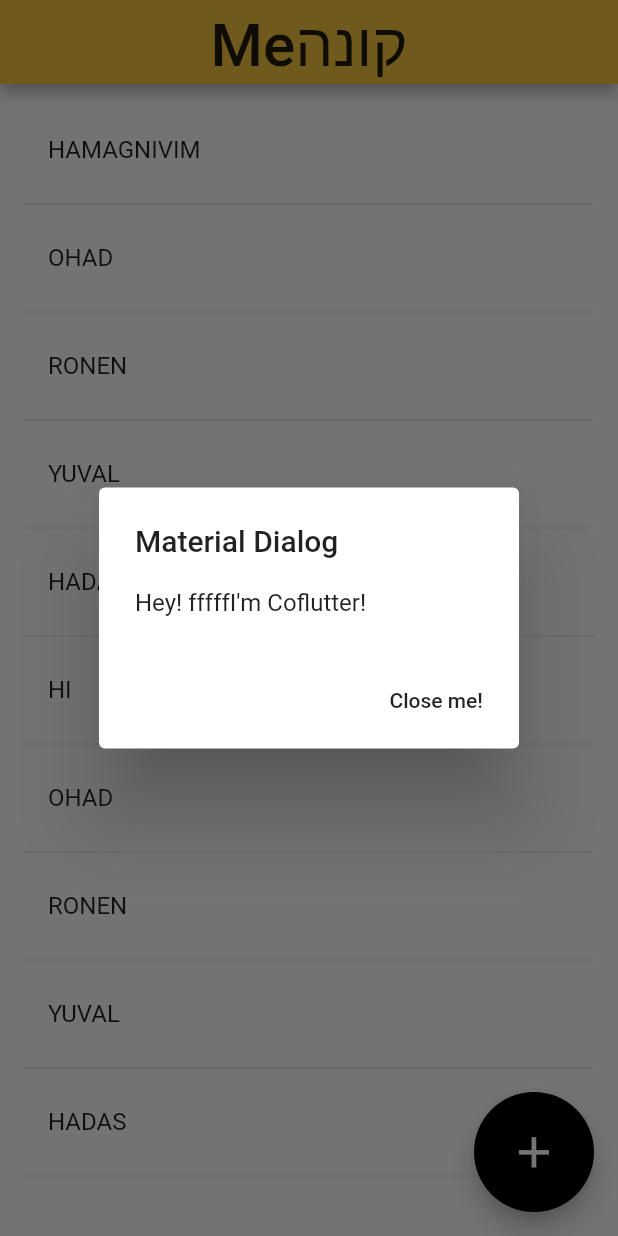
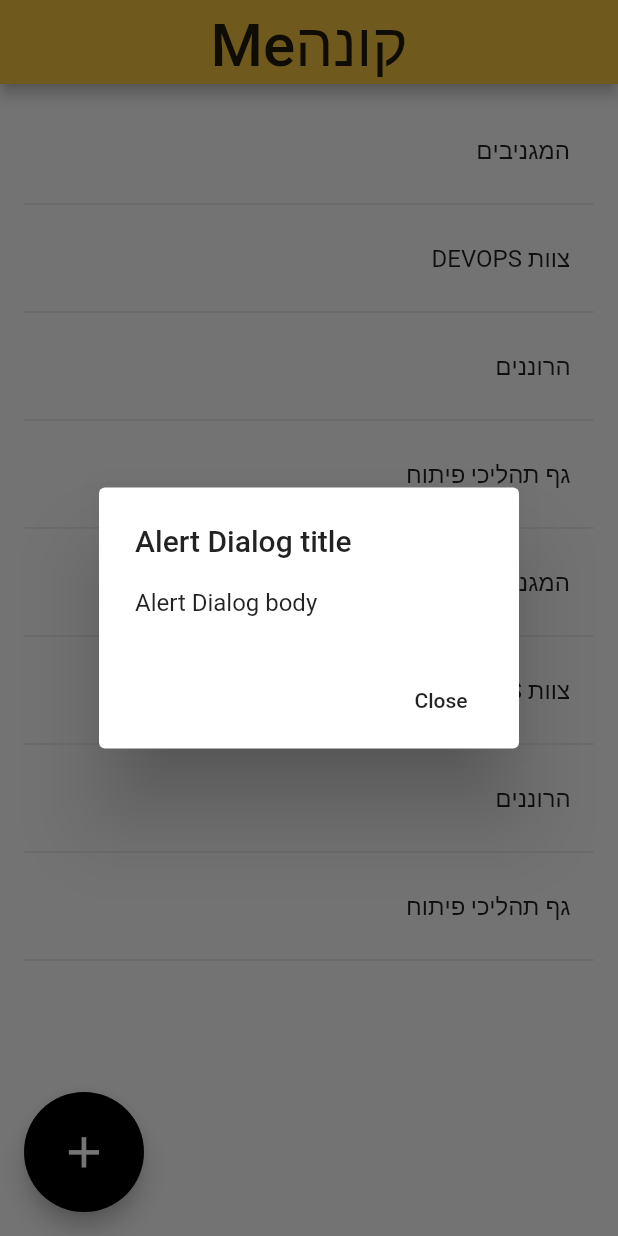
Before and after one commit to nadavSalman/sprint_innovation_ofek423_front_end, a Flutter app: the screen it shows after launch, after a tap on the "add" icon, on a phone screen of 412 x 824 dp. Run offline on Flutter 3.47's test engine with Material 2 defaults, Android fonts, the phone set to English and light mode, and no system bars.

Commit message:
Lists pages and fix model of floating button

```diff
--- a/lib/Components/open_page.dart
+++ b/lib/Components/open_page.dart
@@ -1,28 +1,21 @@
 import 'package:flutter/material.dart';
 import 'Lists_page.dart';
 
-class OpenPage extends StatefulWidget {
-  @override
-  _OpenPageState createState() => _OpenPageState();
-}
-
-class _OpenPageState extends State<OpenPage> {
+class OpenPageState extends StatelessWidget {
   @override
   // todo: replace the groups list with data from DB
   final List<String> groups = [
-    "hamagnivim",
-    "ohad",
-    "ronen",
-    "yuval",
-    "hadas",
-    "hi",
-    "ohad",
-    "ronen",
-    "yuval",
-    "hadas"
+    "המגניבים",
+    "צוות DevOps",
+    "הרוננים",
+    "גף תהליכי פיתוח",
+    "המגניבים",
+    "צוות DevOps",
+    "הרוננים",
+    "גף תהליכי פיתוח",
   ];
-
   var userName = '';
+  var _scaffoldKey = new GlobalKey<ScaffoldState>();
 
   Widget _buildRow(BuildContext context, int index) {
     //logic code
@@ -31,13 +24,15 @@ class _OpenPageState extends State<OpenPage> {
         title: Text(
           groups[index ~/ 2]
               .toUpperCase(), //take the string from groups in index of index/2 in integer
+          textDirection: TextDirection.rtl,
         ),
         onTap: () {
           // need to get from the server all the lists for the right username and right group and send to lists page
           Navigator.push(
             context,
             MaterialPageRoute(
-                builder: (context) => ListsPage(groups, this.userName)),
+                builder: (context) =>
+                    ListsPage(groups, this.userName, groups[index ~/ 2])),
           );
         },
       );
@@ -54,26 +49,33 @@ class _OpenPageState extends State<OpenPage> {
     );
   }
 
-  _showCreateGroupModel() {
+  void _showDialog() {
+    // flutter defined function
     showDialog(
-        context: context,
-        builder: (_) => new AlertDialog(
-              title: new Text("Material Dialog"),
-              content: new Text("Hey! fffffI'm Coflutter!"),
-              actions: <Widget>[
-                FlatButton(
-                  child: Text('Close me!'),
-                  onPressed: () {
-                    Navigator.of(context).pop();
-                  },
-                )
-              ],
-            ));
+      context: _scaffoldKey.currentContext,
+      builder: (BuildContext context) {
+        // return object of type Dialog
+        return AlertDialog(
+          title: new Text("Alert Dialog title"),
+          content: new Text("Alert Dialog body"),
+          actions: <Widget>[
+            // usually buttons at the bottom of the dialog
+            new FlatButton(
+              child: new Text("Close"),
+              onPressed: () {
+                Navigator.of(context).pop();
+              },
+            ),
+          ],
+        );
+      },
+    );
   }
 
   @override
   Widget build(BuildContext context) {
     return Scaffold(
+      key: _scaffoldKey,
       appBar: AppBar(
         title: Text(
           'Meקונה',
@@ -84,12 +86,15 @@ class _OpenPageState extends State<OpenPage> {
         centerTitle: true,
       ),
       body: _buildOptions(),
+      floatingActionButtonLocation: FloatingActionButtonLocation.startFloat,
       floatingActionButton: Container(
         height: 80.0,
         width: 80.0,
         child: FittedBox(
           child: FloatingActionButton(
-            onPressed: _showCreateGroupModel,
+            onPressed: () {
+              _showDialog();
+            },
             child: Icon(Icons.add),
             backgroundColor: Colors.black,
             tooltip: 'New group',
--- a/lib/main.dart
+++ b/lib/main.dart
@@ -11,7 +11,7 @@ class MyApp extends StatelessWidget {
       theme: ThemeData(
         primaryColor: Color(0XffF3C33F), //yellow color for appBar
       ),
-      home: OpenPage(),
+      home: OpenPageState(),
     );
   }
 }
```
Also changed, not shown: lib/Components/Lists_page.dart (+66 -25 lines).
